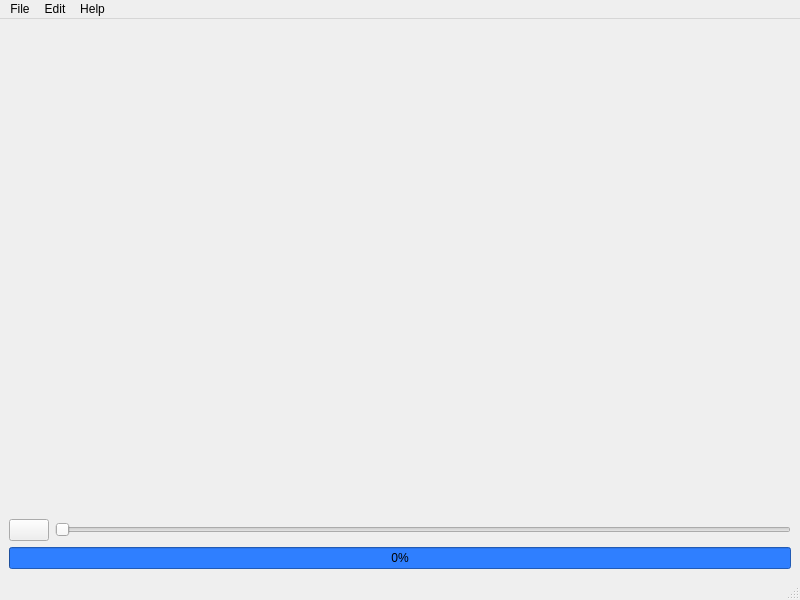
KirxSheppard/MSFplayer, file source/mainwindow.ui: the form before one commit.
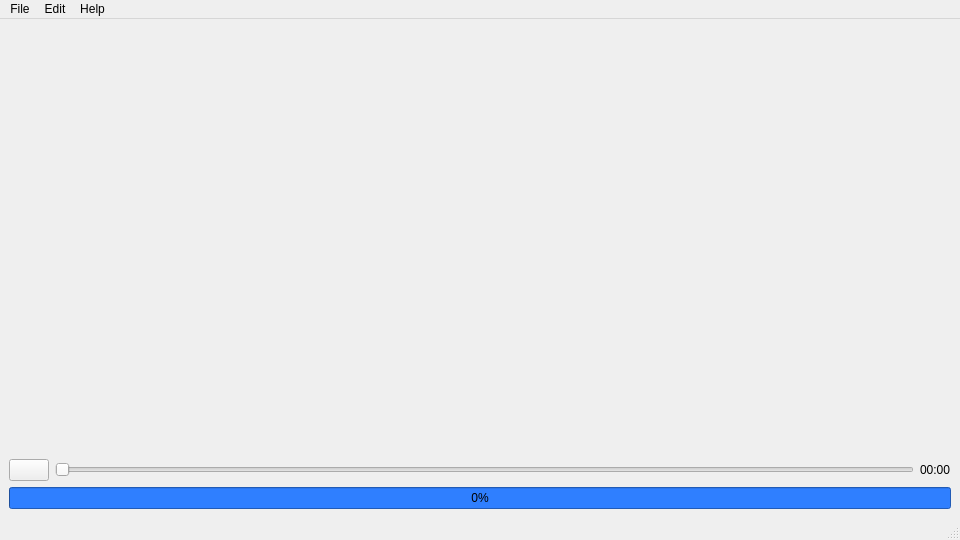
The form after the commit. Custom widgets are drawn as their Qt base class.

```diff
--- a/source/mainwindow.ui
+++ b/source/mainwindow.ui
@@ -6,10 +6,16 @@
    <rect>
     <x>0</x>
     <y>0</y>
-    <width>800</width>
-    <height>600</height>
+    <width>960</width>
+    <height>540</height>
    </rect>
   </property>
+  <property name="sizePolicy">
+   <sizepolicy hsizetype="Preferred" vsizetype="Preferred">
+    <horstretch>0</horstretch>
+    <verstretch>0</verstretch>
+   </sizepolicy>
+  </property>
   <property name="windowTitle">
    <string>MainWindow</string>
   </property>
@@ -22,8 +28,8 @@
       </property>
       <property name="sizeHint" stdset="0">
        <size>
-        <width>20</width>
-        <height>40</height>
+        <width>17</width>
+        <height>383</height>
        </size>
       </property>
      </spacer>
@@ -62,6 +68,13 @@
         </property>
        </widget>
       </item>
+      <item>
+       <widget class="QLabel" name="timelabel">
+        <property name="text">
+         <string>00:00</string>
+        </property>
+       </widget>
+      </item>
      </layout>
     </item>
     <item>
@@ -69,6 +82,18 @@
       <property name="enabled">
        <bool>true</bool>
       </property>
+      <property name="sizePolicy">
+       <sizepolicy hsizetype="Expanding" vsizetype="Fixed">
+        <horstretch>0</horstretch>
+        <verstretch>0</verstretch>
+       </sizepolicy>
+      </property>
+      <property name="minimumSize">
+       <size>
+        <width>0</width>
+        <height>0</height>
+       </size>
+      </property>
       <property name="styleSheet">
        <string notr="true">background-color: rgb(47, 127, 255);</string>
       </property>
@@ -87,8 +112,8 @@
     <rect>
      <x>0</x>
      <y>0</y>
-     <width>800</width>
-     <height>26</height>
+     <width>960</width>
+     <height>20</height>
     </rect>
    </property>
    <widget class="QMenu" name="menuFile">
@@ -148,6 +173,13 @@
    </property>
   </action>
  </widget>
+ <customwidgets>
+  <customwidget>
+   <class>Slider</class>
+   <extends>QSlider</extends>
+   <header>slider.hpp</header>
+  </customwidget>
+ </customwidgets>
  <resources/>
  <connections/>
 </ui>
```
Left out of the diff: 16 changed lines with no effect on the pictures.
